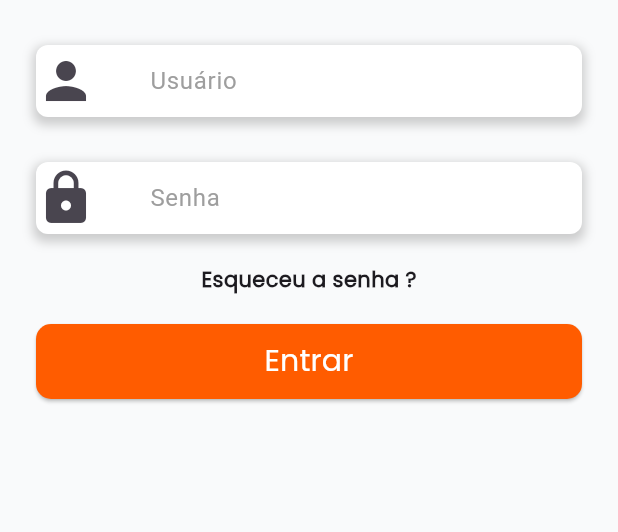
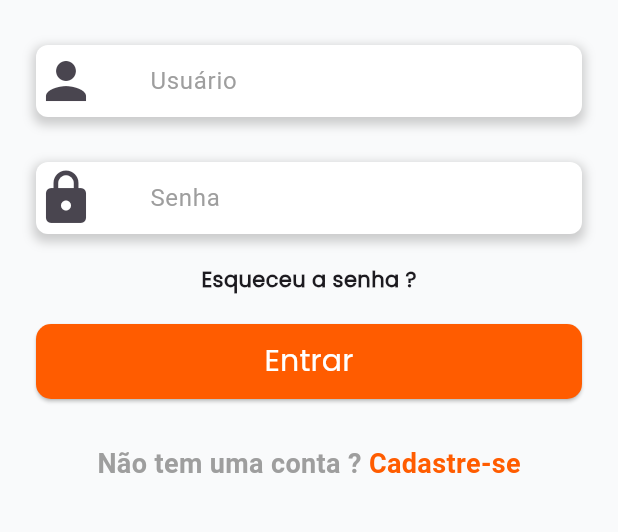
Before and after one commit to Isaac-Lima/car_store, a Flutter app: the screen it shows after launch, on a phone screen of 412 x 824 dp, the part 450-982 px from its top. Run offline on Flutter 3.47's test engine with Material 3 defaults, Android fonts, the phone set to English and light mode, and no system bars.

Commit message:
:sparkles: feat: Adicionado texto para direcionar o usuário caso não tenha conta criada

```diff
--- a/lib/src/login/presentation/login_page.dart
+++ b/lib/src/login/presentation/login_page.dart
@@ -1,4 +1,6 @@
+import 'package:car_store/src/cadastro/presentation/sign_up.dart';
 import 'package:car_store/src/login/controller/login_controller.dart';
+import 'package:flutter/gestures.dart';
 import 'package:flutter/material.dart';
 
 class LoginPage extends StatefulWidget {
@@ -141,7 +143,29 @@ class _LoginPageState extends State<LoginPage> {
                                   fontFamily: "Poppins", fontSize: 20),
                             ),
                           )),
-                    )
+                    ),
+                    SizedBox(height: 30),
+                    Text.rich(TextSpan(children: [
+                      TextSpan(
+                          text: "Não tem uma conta ?",
+                          style: TextStyle(
+                              fontSize: 18,
+                              color: Colors.grey,
+                              fontWeight: FontWeight.w600)),
+                      TextSpan(
+                          text: " Cadastre-se",
+                          style: TextStyle(
+                              fontSize: 18,
+                              color: Color(0xFFFF5C00),
+                              fontWeight: FontWeight.w600),
+                          recognizer: TapGestureRecognizer()
+                            ..onTap = () {
+                              Navigator.push(
+                                  context,
+                                  MaterialPageRoute(
+                                      builder: (context) => SignUp()));
+                            }),
+                    ]))
                   ],
                 ),
               )
```
Also changed, not shown: lib/src/cadastro/presentation/sign_up.dart (added, +15 -0 lines).
